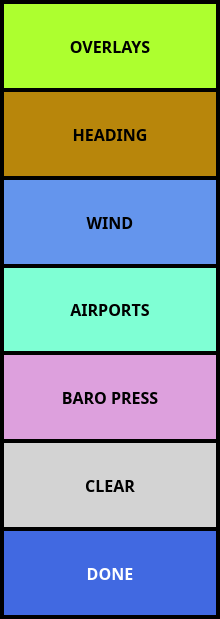
This is ui/BugSelector.ui in UnexplodedMinds/Stratofier as Qt 5 draws it before an edit. The edited form follows.
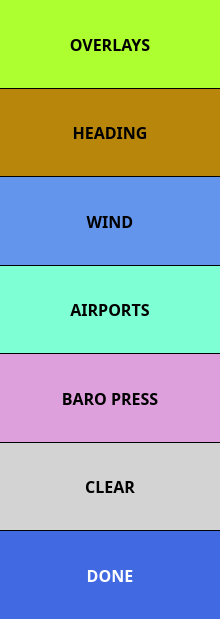
This is the edited form.

Patch:
```diff
--- a/ui/BugSelector.ui
+++ b/ui/BugSelector.ui
@@ -97,7 +97,7 @@
 	border: none;
 	color: white;
 	background-color: DimGray;
-	margin: 2px;
+	margin: 0px;
 }
 QPushButton::pressed
 {
@@ -110,19 +110,19 @@
   </property>
   <layout class="QVBoxLayout" name="verticalLayout">
    <property name="spacing">
-    <number>0</number>
+    <number>1</number>
    </property>
    <property name="leftMargin">
-    <number>2</number>
+    <number>0</number>
    </property>
    <property name="topMargin">
-    <number>2</number>
+    <number>0</number>
    </property>
    <property name="rightMargin">
-    <number>2</number>
+    <number>0</number>
    </property>
    <property name="bottomMargin">
-    <number>2</number>
+    <number>0</number>
    </property>
    <item>
     <widget class="QPushButton" name="m_pOverlaysButton">
@@ -140,13 +140,16 @@
        <bold>true</bold>
       </font>
      </property>
+     <property name="autoFillBackground">
+      <bool>false</bool>
+     </property>
      <property name="styleSheet">
       <string notr="true">QPushButton
 {
 	border: none;
 	color: black;
 	background-color: greenYellow;
-	margin: 2px;
+	margin: 0px;
 }
 QPushButton::pressed
 {
@@ -196,7 +199,7 @@
 	border: none;
 	color: black;
 	background-color: DarkGoldenrod;
-	margin: 2px;
+	margin: 0px;
 }
 QPushButton::pressed
 {
@@ -240,13 +243,16 @@
        <bold>true</bold>
       </font>
      </property>
+     <property name="autoFillBackground">
+      <bool>false</bool>
+     </property>
      <property name="styleSheet">
       <string notr="true">QPushButton
 {
 	border: none;
 	color: black;
 	background-color: CornflowerBlue;
-	margin: 2px;
+	margin: 0px;
 }
 QPushButton::pressed
 {
@@ -287,13 +293,16 @@
        <bold>true</bold>
       </font>
      </property>
+     <property name="autoFillBackground">
+      <bool>false</bool>
+     </property>
      <property name="styleSheet">
       <string notr="true">QPushButton
 {
 	border: none;
 	color: black;
 	background-color: Aquamarine;
-	margin: 2px;
+	margin: 0px;
 }
 QPushButton::pressed
 {
@@ -334,13 +343,16 @@
        <bold>true</bold>
       </font>
      </property>
+     <property name="autoFillBackground">
+      <bool>false</bool>
+     </property>
      <property name="styleSheet">
       <string notr="true">QPushButton
 {
 	border: none;
 	color: black;
 	background-color: Plum;
-	margin: 2px;
+	margin: 0px;
 }
 QPushButton::pressed
 {
@@ -381,13 +393,16 @@
        <bold>true</bold>
       </font>
      </property>
+     <property name="autoFillBackground">
+      <bool>false</bool>
+     </property>
      <property name="styleSheet">
       <string notr="true">QPushButton
 {
 	border: none;
 	color: black;
 	background-color: lightGray;
-	margin: 2px;
+	margin: 0px;
 }
 QPushButton::pressed
 {
@@ -428,13 +443,16 @@
        <bold>true</bold>
       </font>
      </property>
+     <property name="autoFillBackground">
+      <bool>false</bool>
+     </property>
      <property name="styleSheet">
       <string notr="true">QPushButton
 {
 	border: none;
 	background-color: RoyalBlue;
 	color: white;
-	margin: 2px;
+	margin: 0px;
 }
 QPushButton::pressed
 {
```
Left out of the diff: 16 changed lines with no effect on the pictures.
